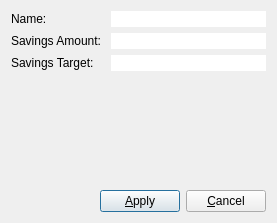
Qt form src/gui/ui/static/moneybox_settings_dialog.ui (PythBuster/savings_manager_gui) before a commit.
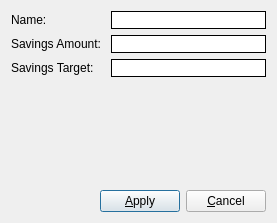
The same form after that commit.

Commit message: feat: implement server settings to be able to save custom host and port for running savings manager backend

What changed in the file:
```diff
--- a/src/gui/ui/static/moneybox_settings_dialog.ui
+++ b/src/gui/ui/static/moneybox_settings_dialog.ui
@@ -51,7 +51,11 @@
          </widget>
         </item>
         <item row="0" column="1">
-         <widget class="QLineEdit" name="lineEdit_name"/>
+         <widget class="QLineEdit" name="lineEdit_name">
+          <property name="styleSheet">
+           <string notr="true">border: 1px solid black;</string>
+          </property>
+         </widget>
         </item>
         <item row="1" column="0">
          <widget class="QLabel" name="label_2">
@@ -61,7 +65,11 @@
          </widget>
         </item>
         <item row="1" column="1">
-         <widget class="QLineEdit" name="lineEdit_savings_amount"/>
+         <widget class="QLineEdit" name="lineEdit_savings_amount">
+          <property name="styleSheet">
+           <string notr="true">border: 1px solid black;</string>
+          </property>
+         </widget>
         </item>
         <item row="2" column="0">
          <widget class="QLabel" name="label_3">
@@ -71,7 +79,11 @@
          </widget>
         </item>
         <item row="2" column="1">
-         <widget class="QLineEdit" name="lineEdit_savings_target"/>
+         <widget class="QLineEdit" name="lineEdit_savings_target">
+          <property name="styleSheet">
+           <string notr="true">border: 1px solid black;</string>
+          </property>
+         </widget>
         </item>
        </layout>
       </item>
```
The commit also changes 14 other files.
